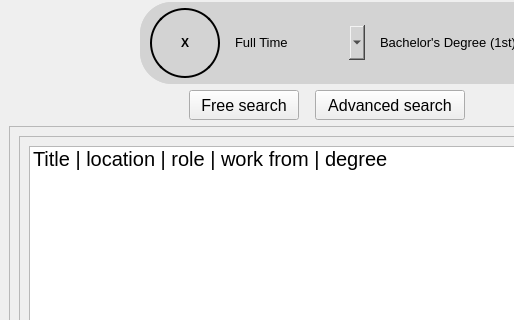
Old version of the form ui/homepage.ui in the repository IvnGenza/EasyJob_39; both pictures show x 0 to 514 and y 124 to 444 of the 1240 by 720 pixel window.
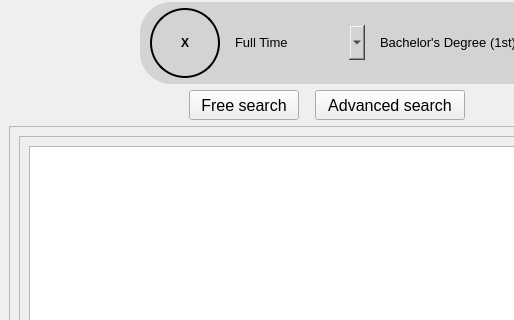
New version of the form.

What changed in the file:
```diff
--- a/ui/homepage.ui
+++ b/ui/homepage.ui
@@ -854,13 +854,8 @@
                   <cursorShape>PointingHandCursor</cursorShape>
                  </property>
                  <property name="styleSheet">
-                  <string notr="true">font:20px;</string>
+                  <string notr="true">font:24px;</string>
                  </property>
-                 <item>
-                  <property name="text">
-                   <string>Title | location | role | work from | degree </string>
-                  </property>
-                 </item>
                 </widget>
                </item>
               </layout>
```
